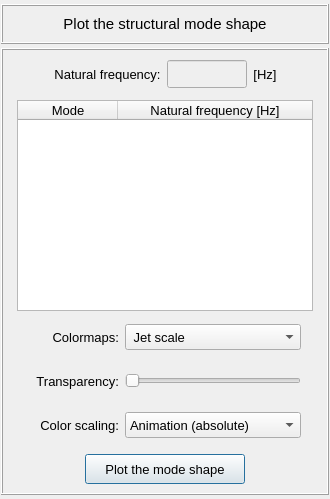
Qt form pulse/interface/data/ui_files/plots/results/structural/plot_structural_mode_shape.ui (open-pulse/OpenPulse) before a commit.
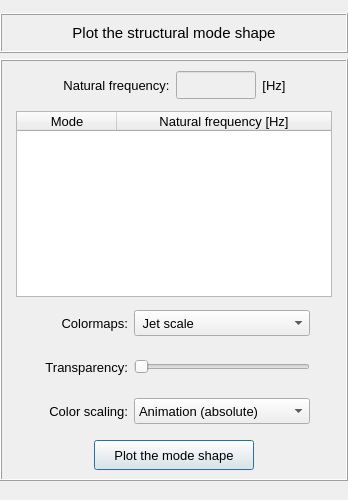
The same form after that commit.

Commit message: Updates PlotStructuralModeShape to use the animation widget

```diff
--- a/pulse/interface/data/ui_files/plots/results/structural/plot_structural_mode_shape.ui
+++ b/pulse/interface/data/ui_files/plots/results/structural/plot_structural_mode_shape.ui
@@ -6,10 +6,22 @@
    <rect>
     <x>0</x>
     <y>0</y>
-    <width>330</width>
-    <height>499</height>
+    <width>348</width>
+    <height>500</height>
    </rect>
   </property>
+  <property name="sizePolicy">
+   <sizepolicy hsizetype="Preferred" vsizetype="Expanding">
+    <horstretch>0</horstretch>
+    <verstretch>0</verstretch>
+   </sizepolicy>
+  </property>
+  <property name="minimumSize">
+   <size>
+    <width>0</width>
+    <height>500</height>
+   </size>
+  </property>
   <property name="maximumSize">
    <size>
     <width>16777215</width>
@@ -21,13 +33,13 @@
   </property>
   <layout class="QGridLayout" name="gridLayout_2">
    <property name="leftMargin">
-    <number>1</number>
+    <number>0</number>
    </property>
    <property name="topMargin">
     <number>4</number>
    </property>
    <property name="rightMargin">
-    <number>1</number>
+    <number>0</number>
    </property>
    <property name="bottomMargin">
     <number>4</number>
@@ -36,87 +48,35 @@
     <number>4</number>
    </property>
    <item row="0" column="0">
-    <widget class="QFrame" name="frame_title">
-     <property name="minimumSize">
-      <size>
-       <width>0</width>
-       <height>40</height>
-      </size>
-     </property>
-     <property name="maximumSize">
-      <size>
-       <width>16777215</width>
-       <height>40</height>
-      </size>
-     </property>
+    <widget class="QScrollArea" name="scrollArea">
      <property name="frameShape">
-      <enum>QFrame::Box</enum>
+      <enum>QFrame::Shape::NoFrame</enum>
      </property>
-     <property name="frameShadow">
-      <enum>QFrame::Raised</enum>
+     <property name="widgetResizable">
+      <bool>true</bool>
      </property>
-     <property name="lineWidth">
-      <number>1</number>
-     </property>
-     <layout class="QGridLayout" name="gridLayout">
+     <widget class="QWidget" name="scrollAreaWidgetContents">
+      <property name="geometry">
+       <rect>
+        <x>0</x>
+        <y>0</y>
+        <width>336</width>
+        <height>496</height>
+       </rect>
+      </property>
+      <property name="sizePolicy">
+       <sizepolicy hsizetype="Preferred" vsizetype="Expanding">
+        <horstretch>0</horstretch>
+        <verstretch>0</verstretch>
+       </sizepolicy>
+      </property>
+      <layout class="QGridLayout" name="gridLayout_6">
       <property name="leftMargin">
-       <number>10</number>
-      </property>
-      <property name="topMargin">
        <number>0</number>
       </property>
       <property name="rightMargin">
-       <number>10</number>
-      </property>
-      <property name="bottomMargin">
        <number>0</number>
       </property>
-      <property name="spacing">
-       <number>0</number>
-      </property>
-      <item row="0" column="0">
-       <widget class="QLabel" name="label_title">
-        <property name="minimumSize">
-         <size>
-          <width>0</width>
-          <height>32</height>
-         </size>
-        </property>
-        <property name="maximumSize">
-         <size>
-          <width>16777215</width>
-          <height>32</height>
-         </size>
-        </property>
-        <property name="font">
-         <font>
-          <family>MS Shell Dlg 2</family>
-          <pointsize>11</pointsize>
-          <weight>50</weight>
-          <italic>false</italic>
-          <bold>false</bold>
-         </font>
-        </property>
-        <property name="frameShape">
-         <enum>QFrame::NoFrame</enum>
-        </property>
-        <property name="frameShadow">
-         <enum>QFrame::Raised</enum>
-        </property>
-        <property name="text">
-         <string>Plot the structural mode shape</string>
-        </property>
-        <property name="textFormat">
-         <enum>Qt::AutoText</enum>
-        </property>
-        <property name="alignment">
-         <set>Qt::AlignCenter</set>
-        </property>
-       </widget>
-      </item>
-     </layout>
-    </widget>
-   </item>
    <item row="1" column="0">
     <widget class="QFrame" name="frame_frequencies">
      <property name="sizeIncrement">
@@ -153,7 +113,172 @@
       <property name="spacing">
        <number>4</number>
       </property>
-      <item row="5" column="0">
+          <item row="3" column="0">
+           <widget class="QFrame" name="frame">
+            <property name="minimumSize">
+             <size>
+              <width>0</width>
+              <height>40</height>
+             </size>
+            </property>
+            <property name="maximumSize">
+             <size>
+              <width>16777215</width>
+              <height>40</height>
+             </size>
+            </property>
+            <property name="frameShape">
+             <enum>QFrame::Shape::NoFrame</enum>
+            </property>
+            <property name="frameShadow">
+             <enum>QFrame::Shadow::Raised</enum>
+            </property>
+            <layout class="QGridLayout" name="gridLayout_13">
+             <property name="leftMargin">
+              <number>0</number>
+             </property>
+             <property name="topMargin">
+              <number>0</number>
+             </property>
+             <property name="rightMargin">
+              <number>0</number>
+             </property>
+             <property name="bottomMargin">
+              <number>0</number>
+             </property>
+             <item row="0" column="0">
+              <spacer name="horizontalSpacer_13">
+               <property name="orientation">
+                <enum>Qt::Orientation::Horizontal</enum>
+               </property>
+               <property name="sizeHint" stdset="0">
+                <size>
+                 <width>40</width>
+                 <height>20</height>
+                </size>
+               </property>
+              </spacer>
+             </item>
+             <item row="0" column="4">
+              <spacer name="horizontalSpacer_12">
+               <property name="orientation">
+                <enum>Qt::Orientation::Horizontal</enum>
+               </property>
+               <property name="sizeHint" stdset="0">
+                <size>
+                 <width>40</width>
+                 <height>20</height>
+                </size>
+               </property>
+              </spacer>
+             </item>
+             <item row="0" column="1">
+              <widget class="QLabel" name="label_6">
+               <property name="minimumSize">
+                <size>
+                 <width>90</width>
+                 <height>26</height>
+                </size>
+               </property>
+               <property name="maximumSize">
+                <size>
+                 <width>90</width>
+                 <height>26</height>
+                </size>
+               </property>
+               <property name="font">
+                <font>
+                 <pointsize>10</pointsize>
+                </font>
+               </property>
+               <property name="text">
+                <string>Colormaps:</string>
+               </property>
+               <property name="alignment">
+                <set>Qt::AlignmentFlag::AlignRight|Qt::AlignmentFlag::AlignTrailing|Qt::AlignmentFlag::AlignVCenter</set>
+               </property>
+              </widget>
+             </item>
+             <item row="0" column="2">
+              <widget class="QComboBox" name="comboBox_colormaps">
+               <property name="minimumSize">
+                <size>
+                 <width>176</width>
+                 <height>26</height>
+                </size>
+               </property>
+               <property name="maximumSize">
+                <size>
+                 <width>200</width>
+                 <height>26</height>
+                </size>
+               </property>
+               <property name="font">
+                <font>
+                 <pointsize>10</pointsize>
+                </font>
+               </property>
+               <item>
+                <property name="text">
+                 <string> Jet scale</string>
+                </property>
+               </item>
+               <item>
+                <property name="text">
+                 <string> Viridis scale</string>
+                </property>
+               </item>
+               <item>
+                <property name="text">
+                 <string> Inferno scale</string>
+                </property>
+               </item>
+               <item>
+                <property name="text">
+                 <string> Magma scale</string>
+                </property>
+               </item>
+               <item>
+                <property name="text">
+                 <string> Plasma scale</string>
+                </property>
+               </item>
+               <item>
+                <property name="text">
+                 <string>BWR diverging scale</string>
+                </property>
+               </item>
+               <item>
+                <property name="text">
+                 <string>PiYG diverging scale</string>
+                </property>
+               </item>
+               <item>
+                <property name="text">
+                 <string>PRGn diverging scale</string>
+                </property>
+               </item>
+               <item>
+                <property name="text">
+                 <string>BrBG diverging scale</string>
+                </property>
+               </item>
+               <item>
+                <property name="text">
+                 <string>PuOr diverging scale</string>
+                </property>
+               </item>
+               <item>
+                <property name="text">
+                 <string> Grayscale</string>
+                </property>
+               </item>
+              </widget>
+             </item>
+            </layout>
+           </widget>
+          </item>
+          <item row="6" column="0">
        <widget class="QFrame" name="frame_button">
         <property name="minimumSize">
          <size>
@@ -207,7 +332,6 @@
             <font>
              <family>MS Shell Dlg 2</family>
              <pointsize>10</pointsize>
-             <weight>50</weight>
              <italic>false</italic>
              <bold>false</bold>
             </font>
@@ -226,80 +350,48 @@
         </layout>
        </widget>
       </item>
-      <item row="0" column="0">
-       <widget class="QFrame" name="frame_5">
-        <property name="minimumSize">
-         <size>
-          <width>0</width>
-          <height>40</height>
-         </size>
-        </property>
-        <property name="maximumSize">
-         <size>
-          <width>16777215</width>
-          <height>40</height>
-         </size>
-        </property>
+          <item row="2" column="0">
+           <widget class="QFrame" name="frame_4">
         <property name="frameShape">
          <enum>QFrame::NoFrame</enum>
         </property>
         <property name="frameShadow">
-         <enum>QFrame::Raised</enum>
-        </property>
-        <layout class="QGridLayout" name="gridLayout_4">
+             <enum>QFrame::Shadow::Raised</enum>
+            </property>
+            <layout class="QGridLayout" name="gridLayout_3">
          <property name="leftMargin">
-          <number>0</number>
+              <number>10</number>
          </property>
          <property name="topMargin">
-          <number>0</number>
+              <number>2</number>
          </property>
          <property name="rightMargin">
-          <number>0</number>
+              <number>10</number>
          </property>
          <property name="bottomMargin">
-          <number>0</number>
-         </property>
-         <property name="horizontalSpacing">
-          <number>6</number>
-         </property>
-         <property name="verticalSpacing">
+              <number>2</number>
+             </property>
+             <property name="spacing">
           <number>0</number>
          </property>
          <item row="0" column="0">
-          <spacer name="horizontalSpacer_3">
-           <property name="orientation">
-            <enum>Qt::Horizontal</enum>
-           </property>
-           <property name="sizeHint" stdset="0">
-            <size>
-             <width>40</width>
-             <height>20</height>
-            </size>
-           </property>
-          </spacer>
-         </item>
-         <item row="0" column="2">
-          <widget class="QLineEdit" name="lineEdit_natural_frequency">
-           <property name="enabled">
-            <bool>false</bool>
-           </property>
+              <widget class="QTreeWidget" name="treeWidget_frequencies">
            <property name="minimumSize">
             <size>
-             <width>80</width>
-             <height>28</height>
+                 <width>260</width>
+                 <height>180</height>
             </size>
            </property>
            <property name="maximumSize">
             <size>
-             <width>80</width>
-             <height>28</height>
+                 <width>600</width>
+                 <height>600</height>
             </size>
            </property>
            <property name="font">
             <font>
              <family>MS Shell Dlg 2</family>
              <pointsize>10</pointsize>
-             <weight>50</weight>
              <italic>false</italic>
              <bold>false</bold>
             </font>
@@ -307,87 +399,50 @@
            <property name="styleSheet">
             <string notr="true"/>
            </property>
-           <property name="alignment">
-            <set>Qt::AlignCenter</set>
-           </property>
-          </widget>
-         </item>
-         <item row="0" column="4">
-          <spacer name="horizontalSpacer_4">
-           <property name="orientation">
-            <enum>Qt::Horizontal</enum>
-           </property>
-           <property name="sizeHint" stdset="0">
-            <size>
-             <width>40</width>
-             <height>20</height>
-            </size>
-           </property>
-          </spacer>
-         </item>
-         <item row="0" column="1">
-          <widget class="QLabel" name="label_4">
-           <property name="minimumSize">
-            <size>
-             <width>0</width>
-             <height>28</height>
-            </size>
-           </property>
-           <property name="maximumSize">
-            <size>
-             <width>16777215</width>
-             <height>28</height>
-            </size>
-           </property>
+               <property name="alternatingRowColors">
+                <bool>true</bool>
+               </property>
+               <property name="indentation">
+                <number>0</number>
+               </property>
+               <column>
+                <property name="text">
+                 <string>Mode</string>
+                </property>
            <property name="font">
             <font>
+                  <family>MS Shell Dlg 2</family>
              <pointsize>10</pointsize>
-             <weight>50</weight>
+                  <italic>false</italic>
              <bold>false</bold>
             </font>
            </property>
+                <property name="textAlignment">
+                 <set>AlignCenter</set>
+                </property>
+               </column>
+               <column>
            <property name="text">
-            <string>Natural frequency:</string>
-           </property>
-           <property name="alignment">
-            <set>Qt::AlignCenter</set>
-           </property>
-          </widget>
-         </item>
-         <item row="0" column="3">
-          <widget class="QLabel" name="label_7">
-           <property name="minimumSize">
-            <size>
-             <width>0</width>
-             <height>28</height>
-            </size>
-           </property>
-           <property name="maximumSize">
-            <size>
-             <width>16777215</width>
-             <height>28</height>
-            </size>
-           </property>
+                 <string notr="true">Natural frequency [Hz]</string>
+                </property>
            <property name="font">
             <font>
              <family>MS Shell Dlg 2</family>
              <pointsize>10</pointsize>
-             <weight>50</weight>
+                  <italic>false</italic>
              <bold>false</bold>
             </font>
            </property>
-           <property name="text">
-            <string>[Hz]</string>
-           </property>
-           <property name="alignment">
-            <set>Qt::AlignCenter</set>
-           </property>
+                <property name="textAlignment">
+                 <set>AlignCenter</set>
+                </property>
+               </column>
           </widget>
          </item>
         </layout>
        </widget>
       </item>
-      <item row="4" column="0">
+          <item row="5" column="0">
        <widget class="QFrame" name="frame_scalling2">
         <property name="minimumSize">
          <size>
@@ -567,270 +622,7 @@
         </layout>
        </widget>
       </item>
-      <item row="1" column="0">
-       <widget class="QFrame" name="frame_4">
-        <property name="frameShape">
-         <enum>QFrame::NoFrame</enum>
-        </property>
-        <property name="frameShadow">
-         <enum>QFrame::Raised</enum>
-        </property>
-        <layout class="QGridLayout" name="gridLayout_3">
-         <property name="leftMargin">
-          <number>10</number>
-         </property>
-         <property name="topMargin">
-          <number>2</number>
-         </property>
-         <property name="rightMargin">
-          <number>10</number>
-         </property>
-         <property name="bottomMargin">
-          <number>2</number>
-         </property>
-         <property name="spacing">
-          <number>0</number>
-         </property>
-         <item row="0" column="0">
-          <widget class="QTreeWidget" name="treeWidget_frequencies">
-           <property name="minimumSize">
-            <size>
-             <width>260</width>
-             <height>0</height>
-            </size>
-           </property>
-           <property name="maximumSize">
-            <size>
-             <width>600</width>
-             <height>600</height>
-            </size>
-           </property>
-           <property name="font">
-            <font>
-             <family>MS Shell Dlg 2</family>
-             <pointsize>10</pointsize>
-             <weight>50</weight>
-             <italic>false</italic>
-             <bold>false</bold>
-            </font>
-           </property>
-           <property name="toolTip">
-            <string>&lt;html&gt;&lt;head/&gt;&lt;body&gt;&lt;p&gt;Select the mode shape to be plotted&lt;/p&gt;&lt;/body&gt;&lt;/html&gt;</string>
-           </property>
-           <property name="styleSheet">
-            <string notr="true"/>
-           </property>
-           <property name="alternatingRowColors">
-            <bool>true</bool>
-           </property>
-           <property name="indentation">
-            <number>0</number>
-           </property>
-           <column>
-            <property name="text">
-             <string>Mode</string>
-            </property>
-            <property name="font">
-             <font>
-              <family>MS Shell Dlg 2</family>
-              <pointsize>10</pointsize>
-              <weight>50</weight>
-              <italic>false</italic>
-              <bold>false</bold>
-             </font>
-            </property>
-            <property name="textAlignment">
-             <set>AlignCenter</set>
-            </property>
-           </column>
-           <column>
-            <property name="text">
-             <string notr="true">Natural frequency [Hz]</string>
-            </property>
-            <property name="font">
-             <font>
-              <family>MS Shell Dlg 2</family>
-              <pointsize>10</pointsize>
-              <weight>50</weight>
-              <italic>false</italic>
-              <bold>false</bold>
-             </font>
-            </property>
-            <property name="textAlignment">
-             <set>AlignCenter</set>
-            </property>
-           </column>
-          </widget>
-         </item>
-        </layout>
-       </widget>
-      </item>
-      <item row="2" column="0">
-       <widget class="QFrame" name="frame">
-        <property name="minimumSize">
-         <size>
-          <width>0</width>
-          <height>40</height>
-         </size>
-        </property>
-        <property name="maximumSize">
-         <size>
-          <width>16777215</width>
-          <height>40</height>
-         </size>
-        </property>
-        <property name="frameShape">
-         <enum>QFrame::NoFrame</enum>
-        </property>
-        <property name="frameShadow">
-         <enum>QFrame::Raised</enum>
-        </property>
-        <layout class="QGridLayout" name="gridLayout_13">
-         <property name="leftMargin">
-          <number>0</number>
-         </property>
-         <property name="topMargin">
-          <number>0</number>
-         </property>
-         <property name="rightMargin">
-          <number>0</number>
-         </property>
-         <property name="bottomMargin">
-          <number>0</number>
-         </property>
-         <item row="0" column="0">
-          <spacer name="horizontalSpacer_13">
-           <property name="orientation">
-            <enum>Qt::Horizontal</enum>
-           </property>
-           <property name="sizeHint" stdset="0">
-            <size>
-             <width>40</width>
-             <height>20</height>
-            </size>
-           </property>
-          </spacer>
-         </item>
-         <item row="0" column="4">
-          <spacer name="horizontalSpacer_12">
-           <property name="orientation">
-            <enum>Qt::Horizontal</enum>
-           </property>
-           <property name="sizeHint" stdset="0">
-            <size>
-             <width>40</width>
-             <height>20</height>
-            </size>
-           </property>
-          </spacer>
-         </item>
-         <item row="0" column="1">
-          <widget class="QLabel" name="label_6">
-           <property name="minimumSize">
-            <size>
-             <width>90</width>
-             <height>26</height>
-            </size>
-           </property>
-           <property name="maximumSize">
-            <size>
-             <width>90</width>
-             <height>26</height>
-            </size>
-           </property>
-           <property name="font">
-            <font>
-             <pointsize>10</pointsize>
-            </font>
-           </property>
-           <property name="text">
-            <string>Colormaps:</string>
-           </property>
-           <property name="alignment">
-            <set>Qt::AlignRight|Qt::AlignTrailing|Qt::AlignVCenter</set>
-           </property>
-          </widget>
-         </item>
-         <item row="0" column="2">
-          <widget class="QComboBox" name="comboBox_colormaps">
-           <property name="minimumSize">
-            <size>
-             <width>176</width>
-             <height>26</height>
-            </size>
-           </property>
-           <property name="maximumSize">
-            <size>
-             <width>200</width>
-             <height>26</height>
-            </size>
-           </property>
-           <property name="font">
-            <font>
-             <pointsize>10</pointsize>
-            </font>
-           </property>
-           <item>
-            <property name="text">
-             <string> Jet scale</string>
-            </property>
-           </item>
-           <item>
-            <property name="text">
-             <string> Viridis scale</string>
-            </property>
-           </item>
-           <item>
-            <property name="text">
-             <string> Inferno scale</string>
-            </property>
-           </item>
-           <item>
-            <property name="text">
-             <string> Magma scale</string>
-            </property>
-           </item>
-           <item>
-            <property name="text">
-             <string> Plasma scale</string>
-            </property>
-           </item>
-           <item>
-            <property name="text">
-             <string>BWR diverging scale</string>
-            </property>
-           </item>
-           <item>
-            <property name="text">
-             <string>PiYG diverging scale</string>
-            </property>
-           </item>
-           <item>
-            <property name="text">
-             <string>PRGn diverging scale</string>
-            </property>
-           </item>
-           <item>
-            <property name="text">
-             <string>BrBG diverging scale</string>
-            </property>
-           </item>
-           <item>
-            <property name="text">
-             <string>PuOr diverging scale</string>
-            </property>
-           </item>
-           <item>
-            <property name="text">
-             <string> Grayscale</string>
-            </property>
-           </item>
-          </widget>
-         </item>
-        </layout>
-       </widget>
-      </item>
-      <item row="3" column="0">
+          <item row="4" column="0">
        <widget class="QFrame" name="frame_6">
         <property name="minimumSize">
          <size>
@@ -938,7 +730,260 @@
         </layout>
        </widget>
       </item>
-     </layout>
+          <item row="1" column="0">
+           <widget class="QFrame" name="frame_5">
+            <property name="minimumSize">
+             <size>
+              <width>0</width>
+              <height>40</height>
+             </size>
+            </property>
+            <property name="maximumSize">
+             <size>
+              <width>16777215</width>
+              <height>40</height>
+             </size>
+            </property>
+            <property name="frameShape">
+             <enum>QFrame::Shape::NoFrame</enum>
+            </property>
+            <property name="frameShadow">
+             <enum>QFrame::Shadow::Raised</enum>
+            </property>
+            <layout class="QGridLayout" name="gridLayout_4">
+             <property name="leftMargin">
+              <number>0</number>
+             </property>
+             <property name="topMargin">
+              <number>0</number>
+             </property>
+             <property name="rightMargin">
+              <number>0</number>
+             </property>
+             <property name="bottomMargin">
+              <number>0</number>
+             </property>
+             <property name="horizontalSpacing">
+              <number>6</number>
+             </property>
+             <property name="verticalSpacing">
+              <number>0</number>
+             </property>
+             <item row="0" column="3">
+              <widget class="QLabel" name="label_7">
+               <property name="minimumSize">
+                <size>
+                 <width>0</width>
+                 <height>28</height>
+                </size>
+               </property>
+               <property name="maximumSize">
+                <size>
+                 <width>16777215</width>
+                 <height>28</height>
+                </size>
+               </property>
+               <property name="font">
+                <font>
+                 <family>MS Shell Dlg 2</family>
+                 <pointsize>10</pointsize>
+                 <bold>false</bold>
+                </font>
+               </property>
+               <property name="text">
+                <string>[Hz]</string>
+               </property>
+               <property name="alignment">
+                <set>Qt::AlignmentFlag::AlignCenter</set>
+               </property>
+              </widget>
+             </item>
+             <item row="0" column="0">
+              <spacer name="horizontalSpacer_3">
+               <property name="orientation">
+                <enum>Qt::Orientation::Horizontal</enum>
+               </property>
+               <property name="sizeHint" stdset="0">
+                <size>
+                 <width>40</width>
+                 <height>20</height>
+                </size>
+               </property>
+              </spacer>
+             </item>
+             <item row="0" column="1">
+              <widget class="QLabel" name="label_4">
+               <property name="minimumSize">
+                <size>
+                 <width>0</width>
+                 <height>28</height>
+                </size>
+               </property>
+               <property name="maximumSize">
+                <size>
+                 <width>16777215</width>
+                 <height>28</height>
+                </size>
+               </property>
+               <property name="font">
+                <font>
+                 <pointsize>10</pointsize>
+                 <bold>false</bold>
+                </font>
+               </property>
+               <property name="text">
+                <string>Natural frequency:</string>
+               </property>
+               <property name="alignment">
+                <set>Qt::AlignmentFlag::AlignCenter</set>
+               </property>
+              </widget>
+             </item>
+             <item row="0" column="2">
+              <widget class="QLineEdit" name="lineEdit_natural_frequency">
+               <property name="enabled">
+                <bool>false</bool>
+               </property>
+               <property name="minimumSize">
+                <size>
+                 <width>80</width>
+                 <height>28</height>
+                </size>
+               </property>
+               <property name="maximumSize">
+                <size>
+                 <width>80</width>
+                 <height>28</height>
+                </size>
+               </property>
+               <property name="font">
+                <font>
+                 <family>MS Shell Dlg 2</family>
+                 <pointsize>10</pointsize>
+                 <italic>false</italic>
+                 <bold>false</bold>
+                </font>
+               </property>
+               <property name="styleSheet">
+                <string notr="true"/>
+               </property>
+               <property name="alignment">
+                <set>Qt::AlignmentFlag::AlignCenter</set>
+               </property>
+              </widget>
+             </item>
+             <item row="0" column="4">
+              <spacer name="horizontalSpacer_4">
+               <property name="orientation">
+                <enum>Qt::Orientation::Horizontal</enum>
+               </property>
+               <property name="sizeHint" stdset="0">
+                <size>
+                 <width>40</width>
+                 <height>20</height>
+                </size>
+               </property>
+              </spacer>
+             </item>
+            </layout>
+           </widget>
+          </item>
+         </layout>
+        </widget>
+       </item>
+       <item row="0" column="0">
+        <widget class="QFrame" name="frame_title">
+         <property name="minimumSize">
+          <size>
+           <width>0</width>
+           <height>40</height>
+          </size>
+         </property>
+         <property name="maximumSize">
+          <size>
+           <width>16777215</width>
+           <height>40</height>
+          </size>
+         </property>
+         <property name="frameShape">
+          <enum>QFrame::Shape::Box</enum>
+         </property>
+         <property name="frameShadow">
+          <enum>QFrame::Shadow::Raised</enum>
+         </property>
+         <property name="lineWidth">
+          <number>1</number>
+         </property>
+         <layout class="QGridLayout" name="gridLayout">
+          <property name="leftMargin">
+           <number>10</number>
+          </property>
+          <property name="topMargin">
+           <number>0</number>
+          </property>
+          <property name="rightMargin">
+           <number>10</number>
+          </property>
+          <property name="bottomMargin">
+           <number>0</number>
+          </property>
+          <property name="spacing">
+           <number>0</number>
+          </property>
+          <item row="0" column="0">
+           <widget class="QLabel" name="label_title">
+            <property name="minimumSize">
+             <size>
+              <width>0</width>
+              <height>32</height>
+             </size>
+            </property>
+            <property name="maximumSize">
+             <size>
+              <width>16777215</width>
+              <height>32</height>
+             </size>
+            </property>
+            <property name="font">
+             <font>
+              <family>MS Shell Dlg 2</family>
+              <pointsize>11</pointsize>
+              <italic>false</italic>
+              <bold>false</bold>
+             </font>
+            </property>
+            <property name="frameShape">
+             <enum>QFrame::Shape::NoFrame</enum>
+            </property>
+            <property name="frameShadow">
+             <enum>QFrame::Shadow::Raised</enum>
+            </property>
+            <property name="text">
+             <string>Plot the structural mode shape</string>
+            </property>
+            <property name="textFormat">
+             <enum>Qt::TextFormat::AutoText</enum>
+            </property>
+            <property name="alignment">
+             <set>Qt::AlignmentFlag::AlignCenter</set>
+            </property>
+           </widget>
+          </item>
+         </layout>
+        </widget>
+       </item>
+       <item row="2" column="0">
+        <widget class="QFrame" name="frame_animation">
+         <property name="frameShape">
+          <enum>QFrame::Shape::NoFrame</enum>
+         </property>
+         <property name="frameShadow">
+          <enum>QFrame::Shadow::Raised</enum>
+         </property>
+        </widget>
+       </item>
+      </layout>
+     </widget>
     </widget>
    </item>
   </layout>
```
Left out of the diff: 39 changed lines with no effect on the pictures. Lines whose indentation alone changed are shown as unchanged. The commit also changes 7 other files.
